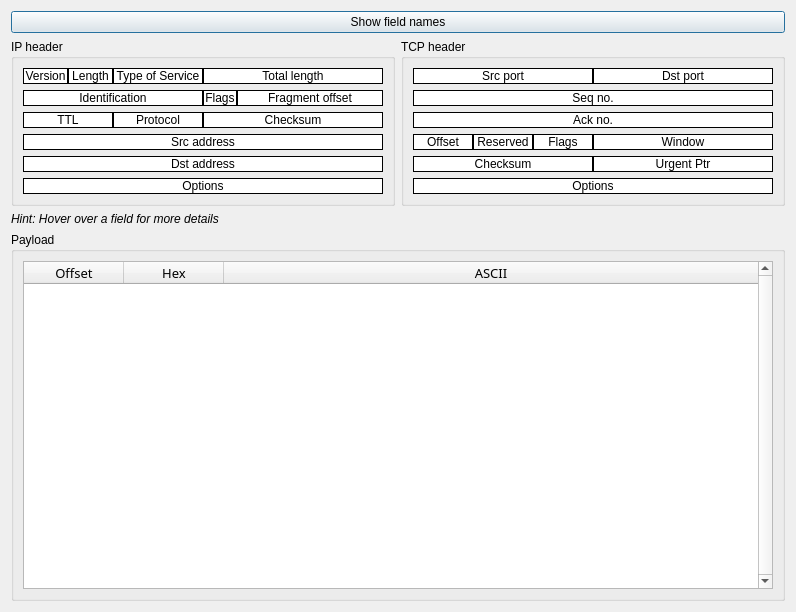
Old version of the form packetinfodialog.ui in the repository AONunan/FinalYearProject.
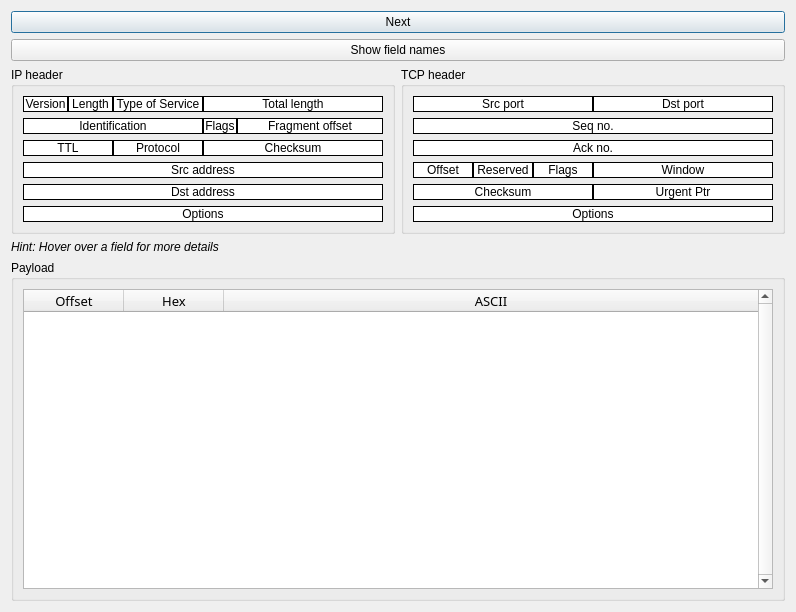
New version of the form.

Commit message: Added "Next" button to PacketInfoDialog

What changed in the file:
```diff
--- a/packetinfodialog.ui
+++ b/packetinfodialog.ui
@@ -14,6 +14,13 @@
    <string>Packet Details</string>
   </property>
   <layout class="QVBoxLayout" name="verticalLayout_4">
+   <item>
+    <widget class="QPushButton" name="pushButton_next_packet">
+     <property name="text">
+      <string>Next</string>
+     </property>
+    </widget>
+   </item>
    <item>
     <widget class="QPushButton" name="pushButton_change_view">
      <property name="text">
```
The commit also changes 8 other files.
